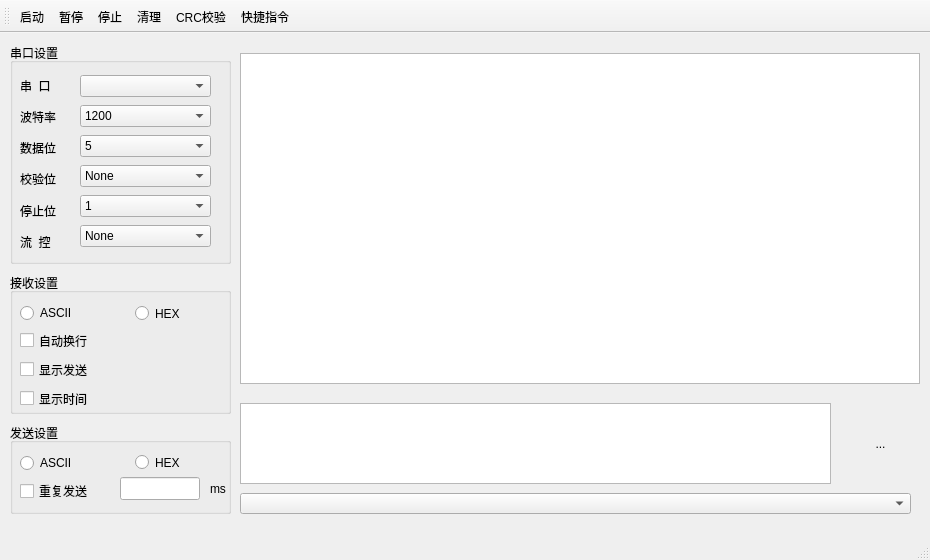
Before: the Qt Designer form mainwindow.ui in mghcool/SerialPortTool, drawn with Qt 5.
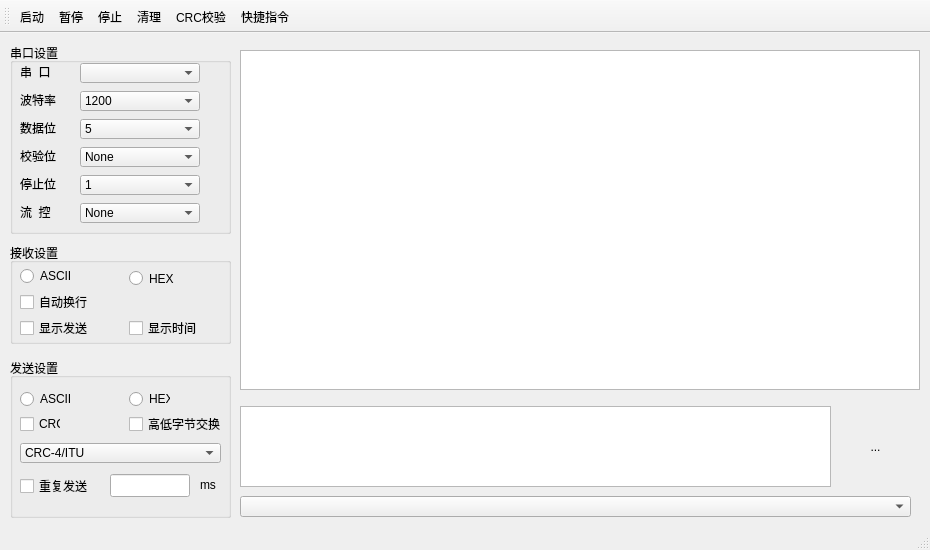
After: the same form once the commit is applied. Icons and pictures are not drawn.

Commit message: ui发送设置加入CRC选项

```diff
--- a/mainwindow.ui
+++ b/mainwindow.ui
@@ -7,13 +7,13 @@
     <x>0</x>
     <y>0</y>
     <width>930</width>
-    <height>560</height>
+    <height>550</height>
    </rect>
   </property>
   <property name="minimumSize">
    <size>
     <width>650</width>
-    <height>560</height>
+    <height>550</height>
    </size>
   </property>
   <property name="windowTitle">
@@ -29,27 +29,150 @@
       <x>10</x>
       <y>10</y>
       <width>221</width>
-      <height>221</height>
+      <height>191</height>
      </rect>
     </property>
     <property name="title">
      <string>串口设置</string>
     </property>
-    <widget class="QWidget" name="layoutWidget">
+    <widget class="QLabel" name="label">
      <property name="geometry">
       <rect>
+       <x>10</x>
+       <y>21</y>
+       <width>36</width>
+       <height>16</height>
+      </rect>
+     </property>
+     <property name="lineWidth">
+      <number>2</number>
+     </property>
+     <property name="text">
+      <string>串  口</string>
+     </property>
+     <property name="textFormat">
+      <enum>Qt::AutoText</enum>
+     </property>
+    </widget>
+    <widget class="QLabel" name="label_4">
+     <property name="geometry">
+      <rect>
+       <x>10</x>
+       <y>105</y>
+       <width>36</width>
+       <height>16</height>
+      </rect>
+     </property>
+     <property name="text">
+      <string>校验位</string>
+     </property>
+    </widget>
+    <widget class="QLabel" name="label_3">
+     <property name="geometry">
+      <rect>
+       <x>10</x>
+       <y>77</y>
+       <width>36</width>
+       <height>16</height>
+      </rect>
+     </property>
+     <property name="text">
+      <string>数据位</string>
+     </property>
+    </widget>
+    <widget class="QLabel" name="label_2">
+     <property name="geometry">
+      <rect>
+       <x>10</x>
+       <y>49</y>
+       <width>36</width>
+       <height>16</height>
+      </rect>
+     </property>
+     <property name="text">
+      <string>波特率</string>
+     </property>
+    </widget>
+    <widget class="QLabel" name="label_5">
+     <property name="geometry">
+      <rect>
+       <x>10</x>
+       <y>133</y>
+       <width>36</width>
+       <height>16</height>
+      </rect>
+     </property>
+     <property name="text">
+      <string>停止位</string>
+     </property>
+    </widget>
+    <widget class="QLabel" name="label_6">
+     <property name="geometry">
+      <rect>
+       <x>10</x>
+       <y>161</y>
+       <width>36</width>
+       <height>16</height>
+      </rect>
+     </property>
+     <property name="text">
+      <string>流  控</string>
+     </property>
+    </widget>
+    <widget class="QComboBox" name="cmbSerialPort">
+     <property name="geometry">
+      <rect>
        <x>70</x>
-       <y>30</y>
-       <width>131</width>
-       <height>181</height>
+       <y>20</y>
+       <width>120</width>
+       <height>20</height>
       </rect>
      </property>
-     <layout class="QVBoxLayout" name="verticalLayout">
+    </widget>
+    <widget class="QComboBox" name="comParity">
+     <property name="geometry">
+      <rect>
+       <x>70</x>
+       <y>104</y>
+       <width>120</width>
+       <height>20</height>
+      </rect>
+     </property>
       <item>
-       <widget class="QComboBox" name="cmbSerialPort"/>
+      <property name="text">
+       <string>None</string>
+      </property>
       </item>
       <item>
+      <property name="text">
+       <string>Even</string>
+      </property>
+     </item>
+     <item>
+      <property name="text">
+       <string>Odd</string>
+      </property>
+     </item>
+     <item>
+      <property name="text">
+       <string>Mark</string>
+      </property>
+     </item>
+     <item>
+      <property name="text">
+       <string>Space</string>
+      </property>
+     </item>
+    </widget>
        <widget class="QComboBox" name="comBaudRate">
+     <property name="geometry">
+      <rect>
+       <x>70</x>
+       <y>48</y>
+       <width>120</width>
+       <height>20</height>
+      </rect>
+     </property>
         <item>
          <property name="text">
           <string>1200</string>
@@ -91,9 +214,15 @@
          </property>
         </item>
        </widget>
-      </item>
-      <item>
        <widget class="QComboBox" name="comDataBits">
+     <property name="geometry">
+      <rect>
+       <x>70</x>
+       <y>76</y>
+       <width>120</width>
+       <height>20</height>
+      </rect>
+     </property>
         <item>
          <property name="text">
           <string>5</string>
@@ -115,9 +244,15 @@
          </property>
         </item>
        </widget>
-      </item>
-      <item>
-       <widget class="QComboBox" name="comParity">
+    <widget class="QComboBox" name="comFlowControl">
+     <property name="geometry">
+      <rect>
+       <x>70</x>
+       <y>160</y>
+       <width>120</width>
+       <height>20</height>
+      </rect>
+     </property>
         <item>
          <property name="text">
           <string>None</string>
@@ -144,9 +279,15 @@
          </property>
         </item>
        </widget>
-      </item>
-      <item>
        <widget class="QComboBox" name="comStopBits">
+     <property name="geometry">
+      <rect>
+       <x>70</x>
+       <y>132</y>
+       <width>120</width>
+       <height>20</height>
+      </rect>
+     </property>
         <item>
          <property name="text">
           <string>1</string>
@@ -163,96 +304,14 @@
          </property>
         </item>
        </widget>
-      </item>
-      <item>
-       <widget class="QComboBox" name="comFlowControl">
-        <item>
-         <property name="text">
-          <string>None</string>
-         </property>
-        </item>
-        <item>
-         <property name="text">
-          <string>RTS/CTS</string>
-         </property>
-        </item>
-        <item>
-         <property name="text">
-          <string>XON/XOFF</string>
-         </property>
-        </item>
-       </widget>
-      </item>
-     </layout>
-    </widget>
-    <widget class="QWidget" name="layoutWidget1">
-     <property name="geometry">
-      <rect>
-       <x>10</x>
-       <y>30</y>
-       <width>48</width>
-       <height>181</height>
-      </rect>
-     </property>
-     <layout class="QVBoxLayout" name="verticalLayout_2">
-      <item>
-       <widget class="QLabel" name="label">
-        <property name="lineWidth">
-         <number>2</number>
-        </property>
-        <property name="text">
-         <string>串  口</string>
-        </property>
-        <property name="textFormat">
-         <enum>Qt::AutoText</enum>
-        </property>
-       </widget>
-      </item>
-      <item>
-       <widget class="QLabel" name="label_2">
-        <property name="text">
-         <string>波特率</string>
-        </property>
-       </widget>
-      </item>
-      <item>
-       <widget class="QLabel" name="label_3">
-        <property name="text">
-         <string>数据位</string>
-        </property>
-       </widget>
-      </item>
-      <item>
-       <widget class="QLabel" name="label_4">
-        <property name="text">
-         <string>校验位</string>
-        </property>
-       </widget>
-      </item>
-      <item>
-       <widget class="QLabel" name="label_5">
-        <property name="text">
-         <string>停止位</string>
-        </property>
-       </widget>
-      </item>
-      <item>
-       <widget class="QLabel" name="label_6">
-        <property name="text">
-         <string>流  控</string>
-        </property>
-       </widget>
-      </item>
-     </layout>
-    </widget>
    </widget>
    <widget class="QGroupBox" name="groupBox_2">
     <property name="geometry">
      <rect>
       <x>10</x>
-      <y>240</y>
+      <y>210</y>
       <width>221</width>
-      <height>141</height>
+      <height>101</height>
      </rect>
     </property>
     <property name="title">
@@ -261,8 +320,8 @@
     <widget class="QRadioButton" name="radioRxHex">
      <property name="geometry">
       <rect>
-       <x>125</x>
-       <y>30</y>
+       <x>119</x>
+       <y>25</y>
        <width>71</width>
        <height>21</height>
       </rect>
@@ -271,54 +330,66 @@
       <string>HEX</string>
      </property>
     </widget>
-    <widget class="QWidget" name="layoutWidget2">
-     <property name="geometry">
-      <rect>
-       <x>10</x>
-       <y>30</y>
-       <width>98</width>
-       <height>107</height>
-      </rect>
-     </property>
-     <layout class="QFormLayout" name="formLayout">
-      <item row="0" column="0">
        <widget class="QRadioButton" name="radioRxAscii">
+     <property name="geometry">
+      <rect>
+       <x>10</x>
+       <y>25</y>
+       <width>53</width>
+       <height>16</height>
+      </rect>
+     </property>
         <property name="text">
          <string>ASCII</string>
         </property>
        </widget>
-      </item>
-      <item row="1" column="0">
        <widget class="QCheckBox" name="cbxWordWrap">
+     <property name="geometry">
+      <rect>
+       <x>10</x>
+       <y>51</y>
+       <width>71</width>
+       <height>16</height>
+      </rect>
+     </property>
         <property name="text">
          <string>自动换行</string>
         </property>
        </widget>
-      </item>
-      <item row="2" column="0">
-       <widget class="QCheckBox" name="cbxShowSend">
-        <property name="text">
-         <string>显示发送</string>
-        </property>
-       </widget>
-      </item>
-      <item row="3" column="0">
        <widget class="QCheckBox" name="cbxShowTime">
+     <property name="geometry">
+      <rect>
+       <x>119</x>
+       <y>77</y>
+       <width>71</width>
+       <height>16</height>
+      </rect>
+     </property>
         <property name="text">
          <string>显示时间</string>
         </property>
        </widget>
-      </item>
-     </layout>
+    <widget class="QCheckBox" name="cbxShowSend">
+     <property name="geometry">
+      <rect>
+       <x>10</x>
+       <y>77</y>
+       <width>71</width>
+       <height>16</height>
+      </rect>
+     </property>
+     <property name="text">
+      <string>显示发送</string>
+     </property>
     </widget>
    </widget>
    <widget class="QGroupBox" name="groupBox_3">
     <property name="geometry">
      <rect>
       <x>10</x>
-      <y>390</y>
+      <y>325</y>
       <width>221</width>
-      <height>91</height>
+      <height>160</height>
      </rect>
     </property>
     <property name="title">
@@ -327,10 +398,10 @@
     <widget class="QRadioButton" name="radioTxHex">
      <property name="geometry">
       <rect>
-       <x>125</x>
-       <y>29</y>
-       <width>71</width>
-       <height>21</height>
+       <x>119</x>
+       <y>33</y>
+       <width>41</width>
+       <height>16</height>
       </rect>
      </property>
      <property name="text">
@@ -340,8 +411,8 @@
     <widget class="QLabel" name="label_7">
      <property name="geometry">
       <rect>
-       <x>200</x>
-       <y>54</y>
+       <x>190</x>
+       <y>115</y>
        <width>21</width>
        <height>23</height>
       </rect>
@@ -350,37 +421,11 @@
       <string>ms</string>
      </property>
     </widget>
-    <widget class="QWidget" name="layoutWidget3">
-     <property name="geometry">
-      <rect>
-       <x>10</x>
-       <y>30</y>
-       <width>98</width>
-       <height>51</height>
-      </rect>
-     </property>
-     <layout class="QFormLayout" name="formLayout_2">
-      <item row="0" column="0">
-       <widget class="QRadioButton" name="radioTxAscii">
-        <property name="text">
-         <string>ASCII</string>
-        </property>
-       </widget>
-      </item>
-      <item row="1" column="0">
-       <widget class="QCheckBox" name="cbxRepeat">
-        <property name="text">
-         <string>重复发送</string>
-        </property>
-       </widget>
-      </item>
-     </layout>
-    </widget>
     <widget class="QLineEdit" name="lineEditRepeat">
      <property name="geometry">
       <rect>
-       <x>110</x>
-       <y>54</y>
+       <x>100</x>
+       <y>116</y>
        <width>80</width>
        <height>23</height>
       </rect>
@@ -392,14 +437,181 @@
       <bool>false</bool>
      </property>
     </widget>
+    <widget class="QCheckBox" name="cbxCRC">
+     <property name="geometry">
+      <rect>
+       <x>10</x>
+       <y>58</y>
+       <width>41</width>
+       <height>16</height>
+      </rect>
+     </property>
+     <property name="text">
+      <string>CRC</string>
+     </property>
+    </widget>
+    <widget class="QCheckBox" name="cbxCRCExchange">
+     <property name="geometry">
+      <rect>
+       <x>119</x>
+       <y>58</y>
+       <width>95</width>
+       <height>16</height>
+      </rect>
+     </property>
+     <property name="text">
+      <string>高低字节交换</string>
+     </property>
+    </widget>
+    <widget class="QComboBox" name="cmbCRCType">
+     <property name="geometry">
+      <rect>
+       <x>10</x>
+       <y>85</y>
+       <width>201</width>
+       <height>20</height>
+      </rect>
+     </property>
+     <item>
+      <property name="text">
+       <string>CRC-4/ITU</string>
+      </property>
+     </item>
+     <item>
+      <property name="text">
+       <string>CRC-5/EPC</string>
+      </property>
+     </item>
+     <item>
+      <property name="text">
+       <string>CRC-5/ITU</string>
+      </property>
+     </item>
+     <item>
+      <property name="text">
+       <string>CRC-5/USB</string>
+      </property>
+     </item>
+     <item>
+      <property name="text">
+       <string>CRC-6/ITU</string>
+      </property>
+     </item>
+     <item>
+      <property name="text">
+       <string>CRC-7/MMC</string>
+      </property>
+     </item>
+     <item>
+      <property name="text">
+       <string>CRC-8</string>
+      </property>
+     </item>
+     <item>
+      <property name="text">
+       <string>CRC-8/ITU</string>
+      </property>
+     </item>
+     <item>
+      <property name="text">
+       <string>CRC-8/ROHC</string>
+      </property>
+     </item>
+     <item>
+      <property name="text">
+       <string>CRC-8/MAXIM</string>
+      </property>
+     </item>
+     <item>
+      <property name="text">
+       <string>CRC-16/IBM</string>
+      </property>
+     </item>
+     <item>
+      <property name="text">
+       <string>CRC-16/MAXIM</string>
+      </property>
+     </item>
+     <item>
+      <property name="text">
+       <string>CRC-16/USB</string>
+      </property>
+     </item>
+     <item>
+      <property name="text">
+       <string>CRC-16/MODBUS</string>
+      </property>
+     </item>
+     <item>
+      <property name="text">
+       <string>CRC-16/CCITT</string>
+      </property>
+     </item>
+     <item>
+      <property name="text">
+       <string>CRC-16/CCITT-FALSE</string>
+      </property>
+     </item>
+     <item>
+      <property name="text">
+       <string>CRC-16/X25</string>
+      </property>
+     </item>
+     <item>
+      <property name="text">
+       <string>CRC-16/XMODEM</string>
+      </property>
+     </item>
+     <item>
+      <property name="text">
+       <string>CRC-16/DNP</string>
+      </property>
+     </item>
+     <item>
+      <property name="text">
+       <string>CRC-32</string>
+      </property>
+     </item>
+     <item>
+      <property name="text">
+       <string>CRC-32/MPEG-2</string>
+      </property>
+     </item>
+    </widget>
+    <widget class="QCheckBox" name="cbxRepeat">
+     <property name="geometry">
+      <rect>
+       <x>10</x>
+       <y>120</y>
+       <width>71</width>
+       <height>16</height>
+      </rect>
+     </property>
+     <property name="text">
+      <string>重复发送</string>
+     </property>
+    </widget>
+    <widget class="QRadioButton" name="radioTxAscii">
+     <property name="geometry">
+      <rect>
+       <x>10</x>
+       <y>33</y>
+       <width>53</width>
+       <height>16</height>
+      </rect>
+     </property>
+     <property name="text">
+      <string>ASCII</string>
+     </property>
+    </widget>
    </widget>
    <widget class="QTextBrowser" name="textShowRx">
     <property name="geometry">
      <rect>
       <x>240</x>
-      <y>20</y>
+      <y>17</y>
       <width>680</width>
-      <height>331</height>
+      <height>340</height>
      </rect>
     </property>
     <property name="html">
@@ -414,7 +626,7 @@
     <property name="geometry">
      <rect>
       <x>240</x>
-      <y>370</y>
+      <y>373</y>
       <width>591</width>
       <height>81</height>
      </rect>
@@ -423,8 +635,8 @@
    <widget class="QToolButton" name="btnSend">
     <property name="geometry">
      <rect>
-      <x>840</x>
-      <y>370</y>
+      <x>835</x>
+      <y>373</y>
       <width>81</width>
       <height>81</height>
      </rect>
@@ -464,7 +676,7 @@
     <property name="geometry">
      <rect>
       <x>240</x>
-      <y>460</y>
+      <y>463</y>
       <width>671</width>
       <height>21</height>
      </rect>
```
Left out of the diff: 23 changed lines with no effect on the pictures. Lines whose indentation alone changed are shown as unchanged.
